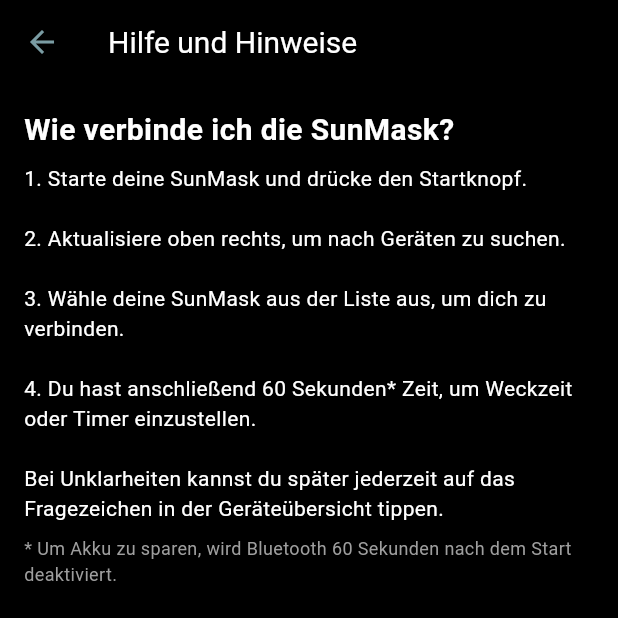
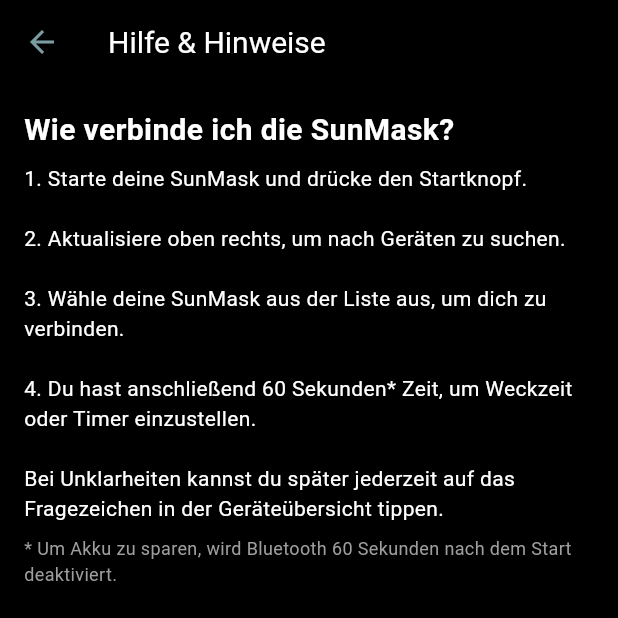
Before and after one commit to SomnusSunMask/SunMask-new, a Flutter app: the InfoPage screen opened directly, on a phone screen of 412 x 824 dp, the top half of it. Run offline on Flutter 3.47's test engine with Material 3 defaults, Android fonts, the phone set to English and light mode, and no system bars; our stand-ins replace flutter_blue_plus, shared_preferences; accounts and stored records are empty.

Commit message:
Update main.dart

```diff
--- a/lib/main.dart
+++ b/lib/main.dart
@@ -405,7 +405,7 @@
     return Scaffold(
       backgroundColor: Colors.black,
       appBar: AppBar(
-        title: const Text('Hilfe und Hinweise', style: TextStyle(color: Colors.white)),
+        title: const Text('Hilfe & Hinweise', style: TextStyle(color: Colors.white)),
       ),
       body: Padding(
         padding: const EdgeInsets.all(16.0),
```
